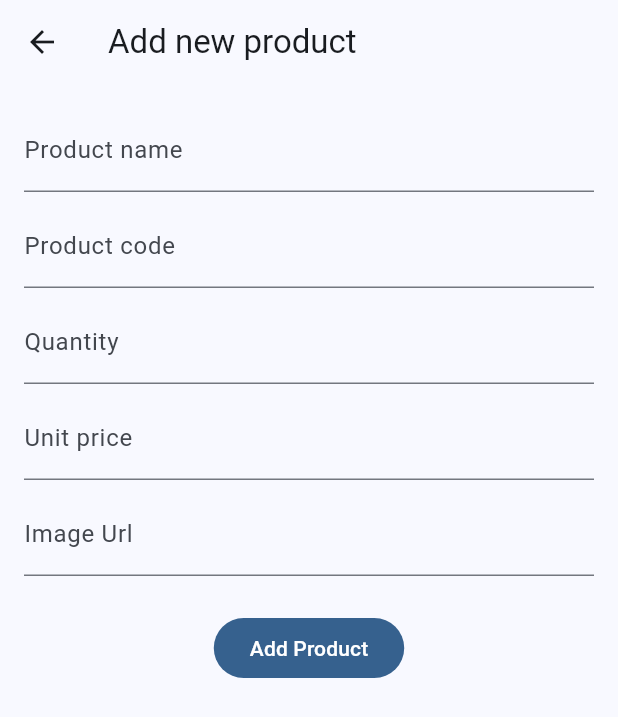
After one commit to RafatMeraz/ostad-flutter-batch-eleven, a Flutter app: the screen it shows after launch, after a tap on the "add" icon, on a phone screen of 412 x 824 dp. The commit adds this screen. Shown: the top 717 px of the screen. Run offline on Flutter 3.47's test engine with Material 3 defaults, Android fonts, the phone set to English and light mode, and no system bars.

Commit message:
Add product CRUD app's ui

```diff
--- /dev/null
+++ b/live_class_project/lib/screens/add_new_product_screen.dart
@@ -0,0 +1,90 @@
+import 'package:flutter/material.dart';
+
+class AddNewProductScreen extends StatefulWidget {
+  const AddNewProductScreen({super.key});
+
+  @override
+  State<AddNewProductScreen> createState() => _AddNewProductScreenState();
+}
+
+class _AddNewProductScreenState extends State<AddNewProductScreen> {
+  final GlobalKey<FormState> _formKey = GlobalKey<FormState>();
+  final TextEditingController _nameTEController = TextEditingController();
+  final TextEditingController _codeTEController = TextEditingController();
+  final TextEditingController _priceTEController = TextEditingController();
+  final TextEditingController _quantityTEController = TextEditingController();
+  final TextEditingController _imageUrlTEController = TextEditingController();
+
+  @override
+  Widget build(BuildContext context) {
+    return Scaffold(
+      appBar: AppBar(title: Text('Add new product')),
+      body: SingleChildScrollView(
+        child: Form(
+          key: _formKey,
+          child: Padding(
+            padding: const EdgeInsets.all(16),
+            child: Column(
+              spacing: 8,
+              children: [
+                TextFormField(
+                  controller: _nameTEController,
+                  textInputAction: TextInputAction.next,
+                  decoration: InputDecoration(
+                    hintText: 'Product name',
+                    labelText: 'Product name',
+                  ),
+                ),
+                TextFormField(
+                  controller: _codeTEController,
+                  textInputAction: TextInputAction.next,
+                  decoration: InputDecoration(
+                    hintText: 'Product code',
+                    labelText: 'Product code',
+                  ),
+                ),
+                TextFormField(
+                  controller: _quantityTEController,
+                  keyboardType: TextInputType.number,
+                  textInputAction: TextInputAction.next,
+                  decoration: InputDecoration(
+                    hintText: 'Quantity',
+                    labelText: 'Quantity',
+                  ),
+                ),
+                TextFormField(
+                  controller: _priceTEController,
+                  textInputAction: TextInputAction.next,
+                  keyboardType: TextInputType.number,
+                  decoration: InputDecoration(
+                    hintText: 'Unit price',
+                    labelText: 'Unit price',
+                  ),
+                ),
+                TextFormField(
+                  controller: _imageUrlTEController,
+                  decoration: InputDecoration(
+                    hintText: 'Image Url',
+                    labelText: 'Image Url',
+                  ),
+                ),
+                const SizedBox(height: 8),
+                FilledButton(onPressed: () {}, child: Text('Add Product')),
+              ],
+            ),
+          ),
+        ),
+      ),
+    );
+  }
+
+  @override
+  void dispose() {
+    _nameTEController.dispose();
+    _priceTEController.dispose();
+    _quantityTEController.dispose();
+    _imageUrlTEController.dispose();
+    _codeTEController.dispose();
+    super.dispose();
+  }
+}
--- /dev/null
+++ b/live_class_project/lib/screens/home_screen.dart
@@ -0,0 +1,37 @@
+import 'package:flutter/material.dart';
+import 'package:live_class_project/screens/add_new_product_screen.dart';
+import 'package:live_class_project/widgets/product_item.dart';
+
+class HomeScreen extends StatefulWidget {
+  const HomeScreen({super.key});
+
+  @override
+  State<HomeScreen> createState() => _HomeScreenState();
+}
+
+class _HomeScreenState extends State<HomeScreen> {
+  @override
+  Widget build(BuildContext context) {
+    return Scaffold(
+      appBar: AppBar(title: Text('Product List')),
+      body: ListView.separated(
+        itemCount: 10,
+        itemBuilder: (context, index) {
+          return ProductItem();
+        },
+        separatorBuilder: (context, index) {
+          return Divider(indent: 70);
+        },
+      ),
+      floatingActionButton: FloatingActionButton(
+        onPressed: () {
+          Navigator.push(
+            context,
+            MaterialPageRoute(builder: (context) => AddNewProductScreen()),
+          );
+        },
+        child: Icon(Icons.add),
+      ),
+    );
+  }
+}
--- /dev/null
+++ b/live_class_project/lib/widgets/product_item.dart
@@ -0,0 +1,44 @@
+import 'package:flutter/material.dart';
+import 'package:live_class_project/screens/update_product_screen.dart';
+
+class ProductItem extends StatelessWidget {
+  const ProductItem({super.key});
+
+  @override
+  Widget build(BuildContext context) {
+    return ListTile(
+      leading: CircleAvatar(),
+      title: Text('Product name'),
+      subtitle: Column(
+        crossAxisAlignment: CrossAxisAlignment.start,
+        children: [
+          Text('Code: 239293823'),
+          Row(
+            spacing: 16,
+            children: [Text('Quantity: 5'), Text('Unit Price: 500')],
+          ),
+        ],
+      ),
+      trailing: PopupMenuButton<ProductOptions>(
+        itemBuilder: (ctx) {
+          return [
+            PopupMenuItem(value: ProductOptions.update, child: Text('Update')),
+            PopupMenuItem(value: ProductOptions.delete, child: Text('Delete')),
+          ];
+        },
+        onSelected: (ProductOptions selectedOption) {
+          if (selectedOption == ProductOptions.delete) {
+            print('delete');
+          } else if (selectedOption == ProductOptions.update) {
+            Navigator.push(
+              context,
+              MaterialPageRoute(builder: (context) => UpdateProductScreen()),
+            );
+          }
+        },
+      ),
+    );
+  }
+}
+
+enum ProductOptions { update, delete }
```
Also changed, not shown: live_class_project/lib/main.dart (+11 -85 lines), live_class_project/lib/screens/update_product_screen.dart (added, +90 -0 lines), 1 other file.
